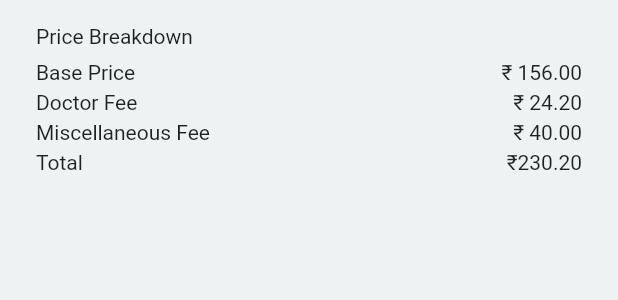
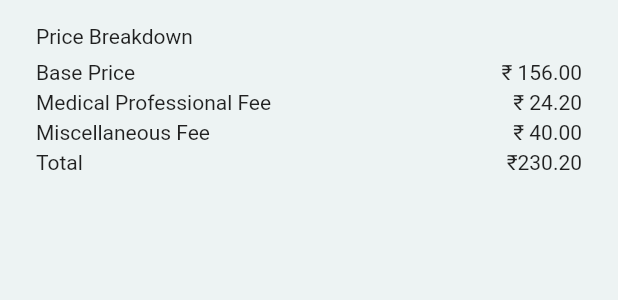
Before and after one commit to rajan7685/DhanvaMobileApp, a Flutter app: what mncAmountBreakupWidget() shows on an empty page, opened directly, on a phone screen of 412 x 824 dp. Shown: the top 300 px of the screen. Run offline on Flutter 3.47's test engine with Material 2 defaults, Android fonts, the phone set to English and light mode, and no system bars; our stand-ins replace auto_size_text, cached_network_image, connectivity_plus, dio, file_picker, firebase_core and 17 more; missing offline and left inert: dart:ffi, flutter_phone_direct_caller, json_path, open_file_safe, razorpay_flutter; accounts and stored records are empty; network calls fail.

Commit message:
renamed doctor to medical professional

```diff
--- a/lib/m_n_c_bookappointments/mnc_bookdoctor_screen.dart
+++ b/lib/m_n_c_bookappointments/mnc_bookdoctor_screen.dart
@@ -284,7 +284,7 @@ class _mnc_bookdoctor_screenState extends State<mnc_bookdoctor_screen> {
                             padding:
                                 EdgeInsetsDirectional.fromSTEB(8, 20, 0, 0),
                             child: Text(
-                              'Do you want to select your doctor?',
+                              'Do you want to select your medical professional?',
                               textAlign: TextAlign.start,
                               style: FlutterFlowTheme.of(context)
                                   .bodyText1
@@ -306,7 +306,7 @@ class _mnc_bookdoctor_screenState extends State<mnc_bookdoctor_screen> {
                             FlutterFlowRadioButton(
                               options: [
                                 'Yes',
-                                'Help me with available doctor',
+                                'Help me with available medical professional',
                               ].toList(),
                               onChanged: (value) {
                                 setState(() => radioButtonValue = value);
--- a/lib/m_n_c_bookappointments/mnc_check_screen.dart
+++ b/lib/m_n_c_bookappointments/mnc_check_screen.dart
@@ -236,7 +236,7 @@ class _mncCheckScreenWidgetState extends State<mncCheckScreenWidget> {
                                                       MainAxisSize.max,
                                                   children: [
                                                     Text(
-                                                      'Doctor Name: Dr.${widget.appointmentJson["doctor"]["name"]}',
+                                                      'Medical Professional Name: Dr.${widget.appointmentJson["doctor"]["name"]}',
                                                       style: FlutterFlowTheme
                                                               .of(context)
                                                           .bodyText1
--- a/lib/m_n_c_bookappointments/mnc_payment_breakage_screen.dart
+++ b/lib/m_n_c_bookappointments/mnc_payment_breakage_screen.dart
@@ -71,7 +71,7 @@ class _mncAmountBreakupWidgetState extends State<mncAmountBreakupWidget> {
               mainAxisAlignment: MainAxisAlignment.spaceBetween,
               children: [
                 Text(
-                  'Doctor Fee',
+                  'Medical Professional Fee',
                   style: FlutterFlowTheme.of(context).bodyText2.override(
                         // fontFamily: 'Outfit',
                         fontFamily: 'Open Sans',
--- a/lib/m_n_c_bookappointments/mnc_timeslot_screen.dart
+++ b/lib/m_n_c_bookappointments/mnc_timeslot_screen.dart
@@ -85,7 +85,7 @@ class _TimeSlotScreenWidgetState extends ConsumerState<mncTimeSlot> {
   @override
   void initState() {
     print("time slot universal? ${widget.isUniversalTimeSlot}");
-    print("doctor? ${widget.doctor}");
+    print("Medical Professional? ${widget.doctor}");
     if (widget.isUniversalTimeSlot) {
       _loadAllTimeSlots();
     } else {
--- a/lib/start_booking_screen2/start_booking_screen2_widget.dart
+++ b/lib/start_booking_screen2/start_booking_screen2_widget.dart
@@ -22,7 +22,6 @@ import 'package:flutter_spinkit/flutter_spinkit.dart';
 import 'package:google_fonts/google_fonts.dart';
 
 Doctor _selectedDoctor;
-
 
 ChangeNotifierProvider<DoctorRecordProvider> _doctorsProvider =
     ChangeNotifierProvider((ref) => DoctorRecordProvider());
@@ -354,7 +353,7 @@ class _StartBookingScreen2WidgetState
                           child: Padding(
                             padding: EdgeInsetsDirectional.fromSTEB(0, 8, 0, 0),
                             child: Text(
-                              'Do you want to select your doctor?',
+                              'Do you want to select your medical professional?',
                               style: FlutterFlowTheme.of(context)
                                   .bodyText1
                                   .override(
@@ -374,7 +373,7 @@ class _StartBookingScreen2WidgetState
                                 child: FlutterFlowRadioButton(
                                   options: [
                                     'Yes',
-                                    'Help me with available doctor'
+                                    'Help me with available medical professional'
                                   ],
                                   onChanged: (value) {
                                     setState(() => radioButtonValue = value);
@@ -448,7 +447,8 @@ class _StartBookingScreen2WidgetState
                             ),
                             child: InkWell(
                                 onTap: () {
-                                  print("selected doctor ${_selectedDoctor}");
+                                  print(
+                                      "selected medical professional ${_selectedDoctor}");
                                   if (textController2.text.isEmpty) {
                                     ScaffoldMessenger.of(context).showSnackBar(
                                         SnackBar(
@@ -458,7 +458,7 @@ class _StartBookingScreen2WidgetState
                                     ScaffoldMessenger.of(context).showSnackBar(
                                         SnackBar(
                                             content: Text(
-                                                'Please select a doctor option')));
+                                                'Please select a medical professional option')));
                                   } else if (radioButtonValue == 'Yes' &&
                                       _selectedDoctor == null) {
                                     ScaffoldMessenger.of(context).showSnackBar(
```
